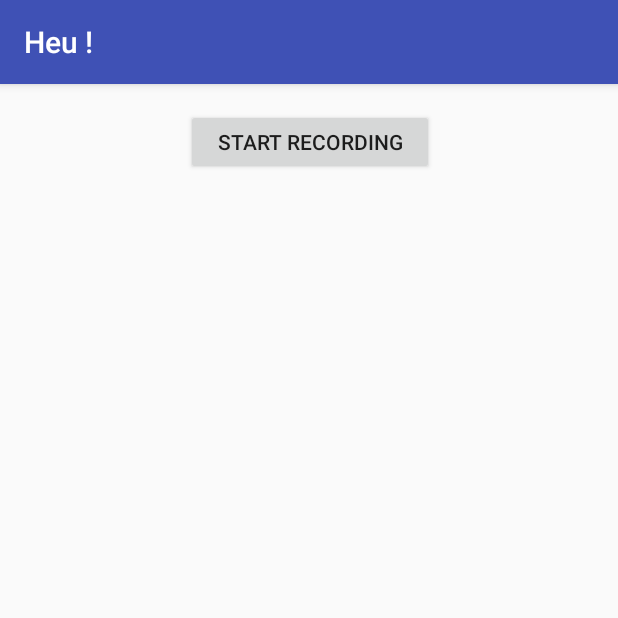
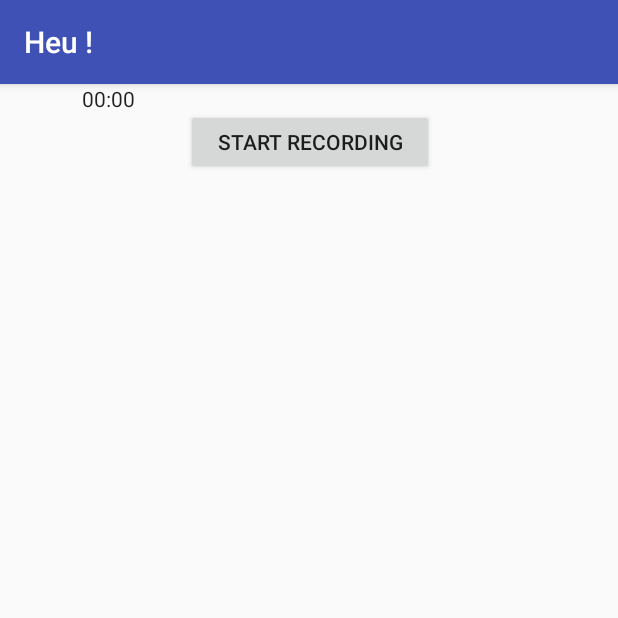
Before and after one commit to bopopescu/HeuApplication, an Android app: the screen it shows after launch (MainActivity), on a phone screen of 412 x 824 dp, the top half of it. Run offline under Robolectric (Android 15) with nearby library versions, the phone set to English and light mode, and no system bars.

Commit message:
add timer

```diff
--- a/app/src/main/java/com/example/guill/myapplication/MainActivity.java
+++ b/app/src/main/java/com/example/guill/myapplication/MainActivity.java
@@ -2,6 +2,7 @@ package com.example.guill.myapplication;
 
 import android.content.Intent;
 import android.os.Bundle;
+import android.os.SystemClock;
 import android.speech.RecognitionListener;
 import android.speech.RecognizerIntent;
 import android.speech.SpeechRecognizer;
@@ -9,6 +10,7 @@ import android.support.v7.app.AppCompatActivity;
 import android.util.Log;
 import android.view.View;
 import android.widget.Button;
+import android.widget.Chronometer;
 import android.widget.TextView;
 
 import java.util.ArrayList;
@@ -17,6 +19,7 @@ public class MainActivity extends AppCompatActivity {
 
     Button synonymeButton;
     Button recordButton;
+    Chronometer chronometer;
     TextView textViewResult;
     TextView onomatopoeiaTextView;
     TextView synonymeTextView;
@@ -44,7 +47,7 @@ public class MainActivity extends AppCompatActivity {
         textViewResult = (TextView) findViewById(R.id.textViewResult);
         onomatopoeiaTextView = (TextView) findViewById(R.id.onomatopoeiaTextView);
         synonymeTextView = (TextView) findViewById(R.id.synonymeTextView);
-
+        chronometer = (Chronometer) findViewById(R.id.chronometer);
         this.synonymeTextView.bringToFront();
         this.synonymeTextView.setVisibility(this.synonymeTextView.INVISIBLE);
 
@@ -113,12 +116,20 @@ public class MainActivity extends AppCompatActivity {
     }
 
     public void manageRecord(View v) {
+
         if (isRecording == false) {
             isRecording = true;
             recordButton.setText("Stop recording");
             startTime = System.currentTimeMillis();
+
+            chronometer.setBase(SystemClock.elapsedRealtime());
+            chronometer.start();
+
             startRecording();
         } else {
+
+            chronometer.stop();
+
             isRecording = false;
             recordButton.setText("Start recording");
             stopTime = System.currentTimeMillis();
@@ -127,6 +138,7 @@ public class MainActivity extends AppCompatActivity {
             Log.d("total time", "" + totalTime);
 
             // Launch text analyze
+
             analyzeText();
         }
     }
--- a/app/src/main/res/layout/activity_main.xml
+++ b/app/src/main/res/layout/activity_main.xml
@@ -20,7 +20,7 @@
         app:layout_constraintLeft_toLeftOf="parent"
         app:layout_constraintHorizontal_bias="0.0"
         tools:ignore="MissingConstraints"
-        android:layout_marginTop="30dp"
+        android:layout_marginTop="8dp"
         app:layout_constraintTop_toBottomOf="@+id/recordButton" />
 
     <TextView
@@ -81,4 +81,13 @@
         android:onClick="manageRecord"
         />
 
+    <Chronometer
+        android:id="@+id/chronometer"
+        android:layout_width="61dp"
+        android:layout_height="35dp"
+        tools:layout_editor_absoluteY="20dp"
+        app:layout_constraintRight_toLeftOf="@+id/recordButton"
+        android:layout_marginRight="8dp"
+        tools:layout_editor_absoluteX="24dp" />
+
 </android.support.constraint.ConstraintLayout>
```
